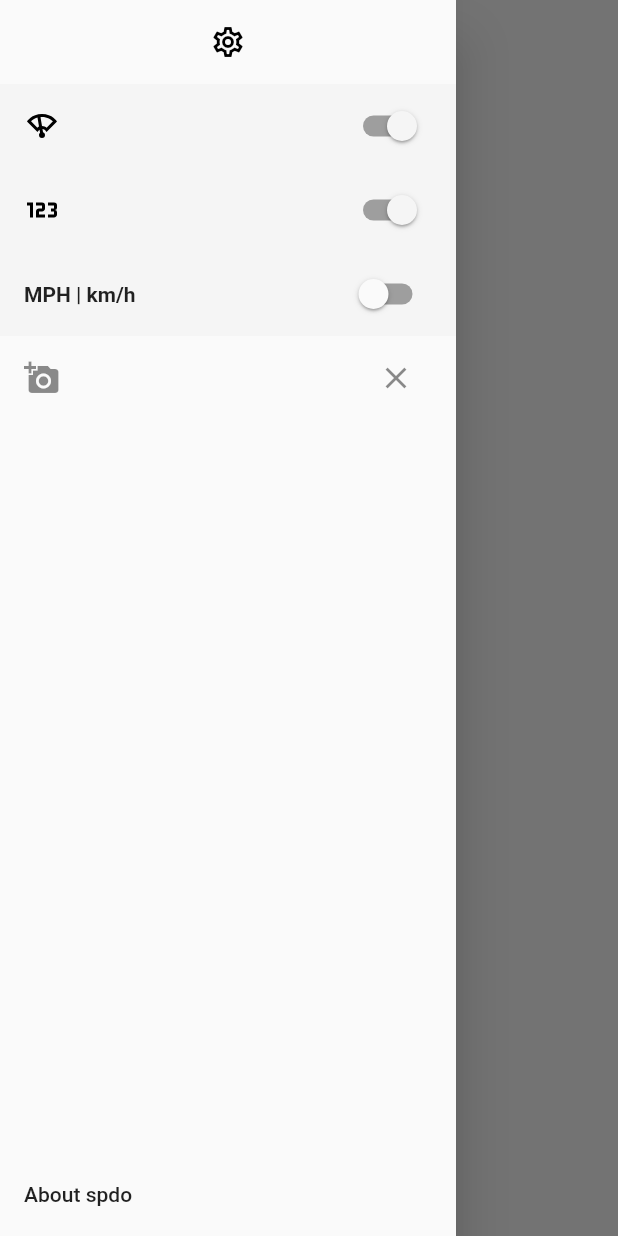
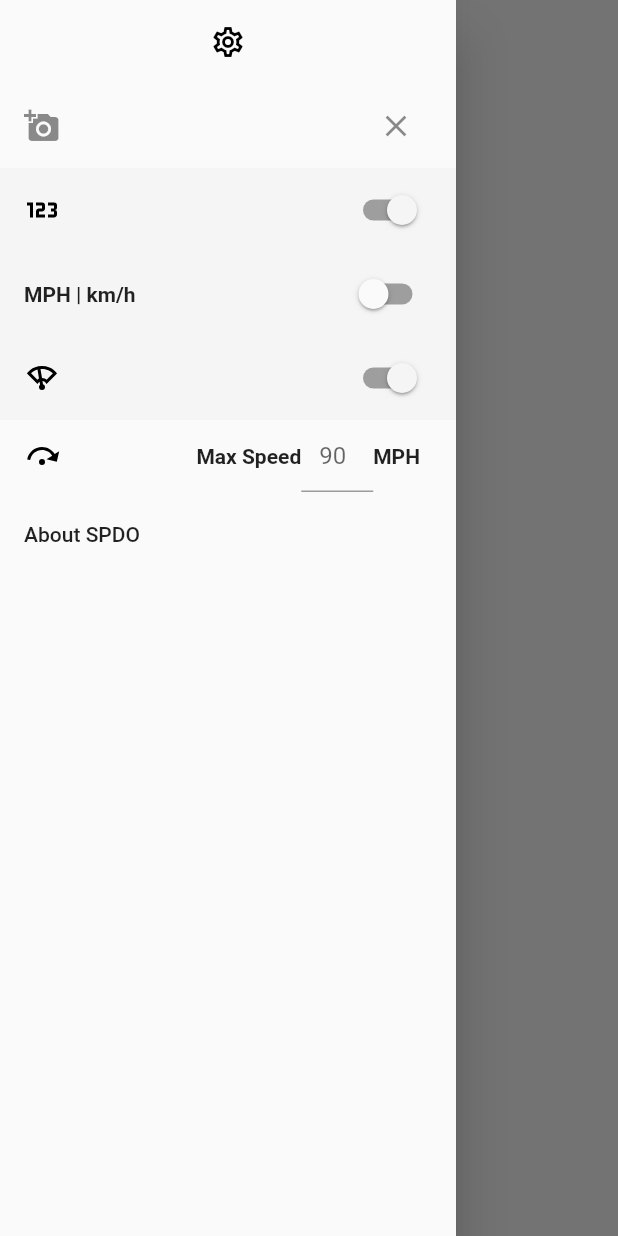
Before and after one commit to BlakeBarrett/SPDO, a Flutter app: the screen it shows after launch, in the side drawer, after a tap on the "add a photo" icon, on a phone screen of 412 x 824 dp. Run offline on Flutter 3.47's test engine with Material 2 defaults, Android fonts, the phone set to English and light mode, and no system bars; our stand-ins replace flutter_svg, geolocator, image_picker, package_info, shared_preferences.

Commit message:
Updated drawer to have extra row + new icon

```diff
--- a/lib/main.dart
+++ b/lib/main.dart
@@ -1,5 +1,6 @@
 import 'package:flutter/animation.dart';
 import 'package:flutter/material.dart';
+import 'package:flutter/services.dart';
 import 'package:flutter_svg/flutter_svg.dart';
 import 'package:geolocator/geolocator.dart';
 import 'package:package_info/package_info.dart';
@@ -42,6 +43,7 @@ class _SpeedometerScaffoldState extends State<SpeedometerScaffold> {
   bool unitsMetric = false;
   bool showDigital = true;
   bool showAnalog = true;
+  int maxSpeed = 90;
 
   PackageInfo? packageInfo;
 
@@ -61,6 +63,7 @@ class _SpeedometerScaffoldState extends State<SpeedometerScaffold> {
     unitsMetric = prefs.getBool('unitsMetric') ?? false;
     showDigital = prefs.getBool('showDigital') ?? true;
     showAnalog = prefs.getBool('showAnalog') ?? true;
+    maxSpeed = prefs.getInt('maxSpeed') ?? 90;
   }
 
   @override
@@ -79,8 +82,7 @@ class _SpeedometerScaffoldState extends State<SpeedometerScaffold> {
       ),
       drawer: Drawer(
         elevation: 16,
-        child: Column(
-          mainAxisSize: MainAxisSize.max,
+        child: ListView(
           children: [
             ListTile(
                 title: Icon(
@@ -88,19 +90,16 @@ class _SpeedometerScaffoldState extends State<SpeedometerScaffold> {
               color: Colors.black,
               size: 24,
             )),
-            SwitchListTile(
-              value: showAnalog,
-              onChanged: (newValue) => setState(() {
-                showAnalog = newValue;
-                prefs.setBool('showAnalog', newValue);
-              }),
-              secondary: SvgPicture.asset('assets/wiper.svg'),
-              tileColor: sliderColor,
-              activeColor: sliderColor,
-              activeTrackColor: Colors.grey,
-              inactiveTrackColor: Colors.grey,
-              dense: false,
-              controlAffinity: ListTileControlAffinity.trailing,
+            ListTile(
+              title: Row(children: [
+                Icon(Icons.add_a_photo),
+                Spacer(),
+                IconButton(
+                  icon: Icon(Icons.clear),
+                  onPressed: () => ImagePickerUtils.clearImage(),
+                ),
+              ]),
+              onTap: () => ImagePickerUtils.browseForImage(),
             ),
             SwitchListTile(
               value: showDigital,
@@ -131,25 +130,73 @@ class _SpeedometerScaffoldState extends State<SpeedometerScaffold> {
               dense: false,
               controlAffinity: ListTileControlAffinity.trailing,
             ),
-            ListTile(
-              title: Row(children: [
-                Icon(Icons.add_a_photo),
-                Spacer(),
-                IconButton(
-                  icon: Icon(Icons.clear),
-                  onPressed: () => ImagePickerUtils.clearImage(),
+            SwitchListTile(
+              value: showAnalog,
+              onChanged: (newValue) => setState(() {
+                showAnalog = newValue;
+                prefs.setBool('showAnalog', newValue);
+              }),
+              secondary: SvgPicture.asset('assets/wiper.svg'),
+              tileColor: sliderColor,
+              activeColor: sliderColor,
+              activeTrackColor: Colors.grey,
+              inactiveTrackColor: Colors.grey,
+              dense: false,
+              controlAffinity: ListTileControlAffinity.trailing,
+            ),
+            if (showAnalog) ...[
+              Padding(
+                padding: EdgeInsets.only(left: 16.0, right: 24.0),
+                child: Row(
+                  children: [
+                    SvgPicture.asset('assets/max-speed.svg',
+                        width: 24, height: 24),
+                    Spacer(),
+                    Text(
+                      "Max Speed",
+                      style: TextStyle(fontWeight: FontWeight.bold),
+                    ),
+                    SizedBox(
+                      width: 48,
+                      height: 48,
+                      child: TextField(
+                        decoration: new InputDecoration(
+                            labelText: maxSpeed.toString(),
+                            contentPadding:
+                                EdgeInsets.only(left: 12.0, right: 12.0)),
+                        keyboardType: TextInputType.number,
+                        inputFormatters: [
+                          FilteringTextInputFormatter.digitsOnly,
+                        ], // Only numbers can be entered
+                        onChanged: (newValue) => setState(() {
+                          maxSpeed = int.parse(newValue);
+                          prefs.setInt("maxSpeed", maxSpeed);
+                        }),
+                      ),
+                    ),
+                    Text(
+                      unitsMetric ? "km/h" : "MPH",
+                      style: TextStyle(fontWeight: FontWeight.bold),
+                    )
+                  ],
                 ),
-              ]),
-              onTap: () => ImagePickerUtils.browseForImage(),
-            ),
-            Spacer(),
+              ),
+            ] else ...[
+              Row(
+                children: [
+                  Padding(
+                    padding: EdgeInsets.all(24.0),
+                  )
+                ],
+              ),
+            ],
             AboutListTile(
               applicationIcon: SvgPicture.asset(
                 'assets/icon.svg',
                 width: 48,
                 height: 48,
               ),
-              applicationName: packageInfo?.appName,
+              applicationName: "SPDO",
               applicationVersion:
                   "${packageInfo?.version} build:${packageInfo?.buildNumber}",
             ),
--- a/pubspec.yaml
+++ b/pubspec.yaml
@@ -58,14 +58,11 @@ flutter:
   # the material Icons class.
   uses-material-design: true
 
-  # To add assets to your application, add an assets section, like this:
-  # assets:
-  #   - images/a_dot_burr.jpeg
-  #   - images/a_dot_ham.jpeg
   assets:
     - assets/numeric.svg
     - assets/wiper.svg
     - assets/icon.svg
+    - assets/max-speed.svg
 
   # An image asset can refer to one or more resolution-specific "variants", see
   # https://flutter.dev/assets-and-images/#resolution-aware.
```
Also changed, not shown: assets/max-speed.svg (added).
